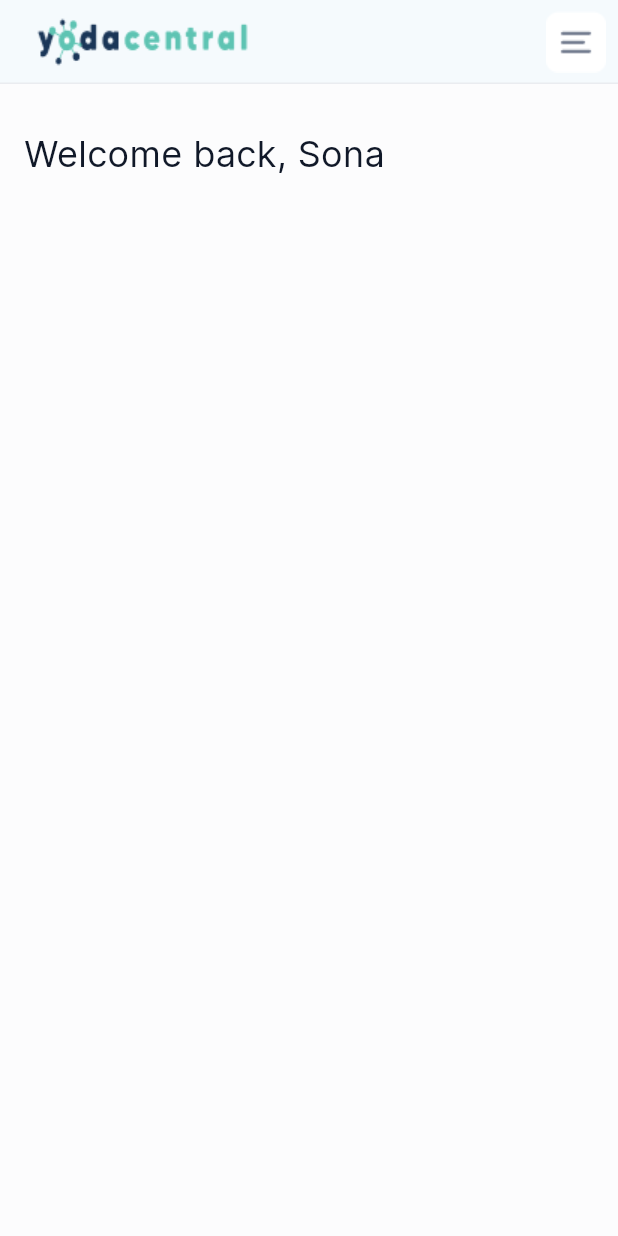
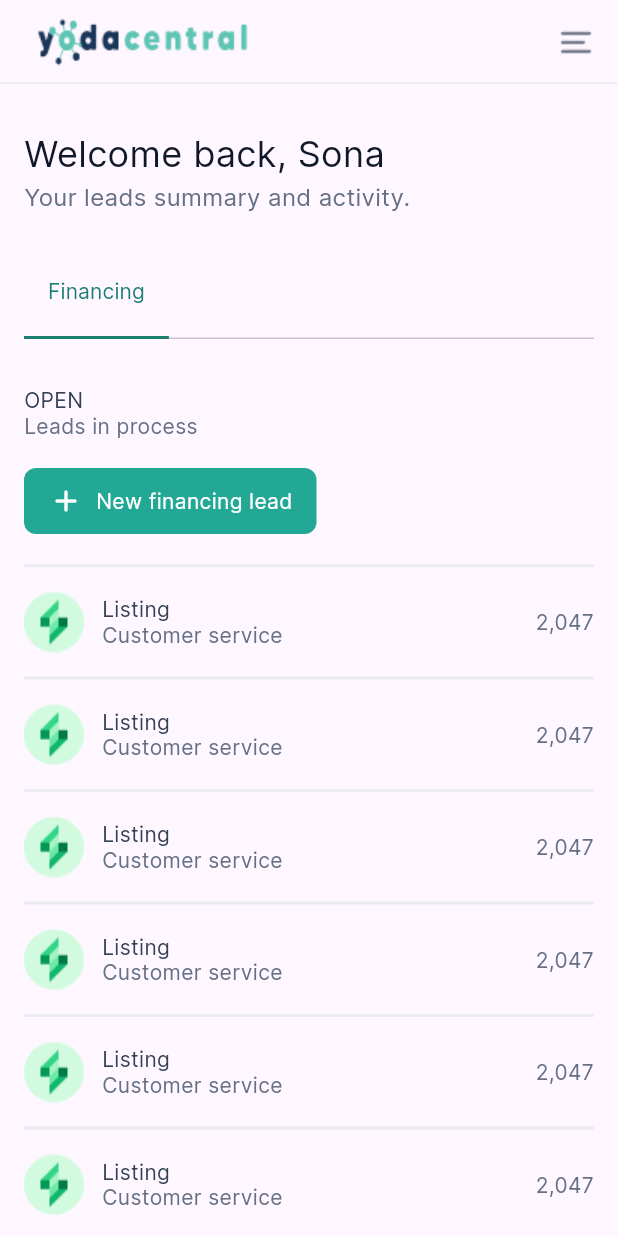
Before and after one commit to sonex23/yodacentral_sona, a Flutter app: the screen it shows after launch, on a phone screen of 412 x 824 dp. Run offline on Flutter 3.47's test engine with Material 3 defaults, Android fonts, the phone set to English and light mode, and no system bars; our stand-ins replace dio, firebase_core, get_it, go_router; accounts and stored records are empty.

Commit message:
done homepage

```diff
--- /dev/null
+++ b/lib/core/service/servive_locator.dart
@@ -0,0 +1,20 @@
+import 'package:get_it/get_it.dart';
+import 'package:yodacentral_sona/misc/router/router.dart';
+import 'package:dio/dio.dart';
+
+final app = GetIt.instance;
+
+void setUpServices() async {
+  app.registerLazySingleton(() => MainRouter());
+  // ..registerLazySingleton(
+  //   () => Dio(
+  //     BaseOptions(
+  //       contentType: "application/json",
+  //       baseUrl: UrlConstant.basUrl,
+  //     ),
+  //   ),
+  // )
+  // ..registerLazySingleton(() => RestClient(app<Dio>()))
+  // ..registerLazySingleton(() => HomeRepository(restClient: app<RestClient>(), hiveClient: app<HiveClient>()))
+  // ..registerLazySingleton(() => HiveClient());
+}
--- /dev/null
+++ b/lib/feature/financing_lead/registration_number_page.dart
@@ -0,0 +1,62 @@
+import 'package:flutter/material.dart';
+import 'package:yodacentral_sona/misc/utils/palette.dart';
+
+class RegistrationNumberPage extends StatelessWidget {
+  const RegistrationNumberPage({super.key});
+
+  @override
+  Widget build(BuildContext context) {
+    return Scaffold(
+      body: SafeArea(
+        child: Padding(
+          padding: const EdgeInsets.symmetric(horizontal: 16),
+          child: Column(
+            crossAxisAlignment: CrossAxisAlignment.start,
+            children: [
+              const SizedBox(
+                height: 32,
+              ),
+              Row(
+                crossAxisAlignment: CrossAxisAlignment.center,
+                children: [
+                  const Icon(
+                    Icons.arrow_back_rounded,
+                    color: Palette.primary700,
+                    size: 20,
+                  ),
+                  const SizedBox(
+                    width: 8,
+                  ),
+                  Text(
+                    'Home',
+                    style: Theme.of(context).typography.black.displaySmall!.copyWith(
+                          color: Palette.primary700,
+                        ),
+                  ),
+                ],
+              ),
+              const SizedBox(
+                height: 20,
+              ),
+              Text(
+                'Registration number*',
+                style: Theme.of(context).typography.black.displayLarge,
+              ),
+              const SizedBox(
+                height: 4,
+              ),
+              Text(
+                'Please insert vehicle registration number.',
+                style: Theme.of(context).typography.black.displaySmall!.copyWith(
+                      color: Palette.gray500,
+                      fontSize: 16,
+                      fontWeight: FontWeight.w400,
+                    ),
+              ),
+            ],
+          ),
+        ),
+      ),
+    );
+  }
+}
--- /dev/null
+++ b/lib/feature/home/home_page.dart
@@ -0,0 +1,275 @@
+import 'package:flutter/material.dart';
+import 'package:flutter/services.dart';
+import 'package:go_router/go_router.dart';
+import 'package:yodacentral_sona/misc/utils/palette.dart';
+import 'package:yodacentral_sona/misc/utils/router_constant.dart';
+import 'package:yodacentral_sona/widget/primary_button.dart';
+
+class HomePage extends StatefulWidget {
+  const HomePage({
+    super.key,
+  });
+
+  @override
+  State<HomePage> createState() => _HomePageState();
+}
+
+class _HomePageState extends State<HomePage> {
+  @override
+  Widget build(BuildContext context) {
+    return Scaffold(
+      appBar: AppBar(
+        title: Padding(
+          padding: const EdgeInsets.only(left: 8),
+          child: Image.asset(
+            'assets/images/logo.png',
+          ),
+        ),
+        scrolledUnderElevation: 0,
+        shape: const Border(
+          bottom: BorderSide(
+            color: Palette.gray200,
+            width: 1,
+          ),
+        ),
+        actions: [
+          Image.asset('assets/images/menu.png'),
+          const SizedBox(
+            width: 16,
+          ),
+        ],
+      ),
+      body: Padding(
+        padding: const EdgeInsets.symmetric(horizontal: 16),
+        child: ListView(
+          children: [
+            const SizedBox(
+              height: 32,
+            ),
+            Text(
+              'Welcome back, Sona',
+              style: Theme.of(context).typography.black.displayLarge,
+            ),
+            const SizedBox(
+              height: 4,
+            ),
+            Text(
+              'Your leads summary and activity.',
+              style: Theme.of(context).typography.black.displaySmall!.copyWith(
+                    fontSize: 16,
+                    fontWeight: FontWeight.w400,
+                    color: const Color(0xff667085),
+                  ),
+            ),
+            const SizedBox(
+              height: 24,
+            ),
+            DefaultTabController(
+              initialIndex: 0,
+              length: 1,
+              child: Column(
+                crossAxisAlignment: CrossAxisAlignment.start,
+                children: [
+                  TabBar(
+                    isScrollable: true,
+                    tabAlignment: TabAlignment.start,
+                    indicatorSize: TabBarIndicatorSize.tab,
+                    indicatorColor: Palette.primary700,
+                    labelStyle: Theme.of(context).typography.black.displaySmall!.copyWith(
+                          color: Palette.primary700,
+                        ),
+                    tabs: const [
+                      Tab(
+                        text: 'Financing',
+                        height: 60,
+                      ),
+                    ],
+                  ),
+                  const SizedBox(
+                    height: 32,
+                  ),
+                  IndexedStack(
+                    index: 0,
+                    children: [
+                      Column(
+                        crossAxisAlignment: CrossAxisAlignment.start,
+                        children: [
+                          Text(
+                            'OPEN',
+                            style: Theme.of(context).typography.black.displaySmall!.copyWith(
+                                  color: Palette.gray700,
+                                ),
+                          ),
+                          Text(
+                            'Leads in process',
+                            style: Theme.of(context).typography.black.displaySmall!.copyWith(
+                                  color: Palette.gray500,
+                                  fontSize: 14,
+                                ),
+                          ),
+                          const SizedBox(
+                            height: 20,
+                          ),
+                          PrimaryButton(
+                            'New financing lead',
+                            icon: const Icon(
+                              Icons.add_rounded,
+                              color: Colors.white,
+                            ),
+                            onTap: () {
+                              context.pushNamed(registrationNumberRouteName);
+                            },
+                          ),
+                          const SizedBox(
+                            height: 20,
+                          ),
+                          const Divider(
+                            color: Palette.gray200,
+                            height: 1,
+                            thickness: 1,
+                          ),
+                          ListView.builder(
+                            shrinkWrap: true,
+                            physics: const NeverScrollableScrollPhysics(),
+                            itemCount: 6,
+                            itemBuilder: (context, index) {
+                              return GestureDetector(
+                                child: Container(
+                                  padding: const EdgeInsets.symmetric(
+                                    vertical: 16,
+                                  ),
+                                  decoration: const BoxDecoration(
+                                    border: Border.symmetric(
+                                      horizontal: BorderSide(color: Palette.gray200),
+                                    ),
+                                  ),
+                                  child: Row(
+                                    children: [
+                                      Image.asset(
+                                        'assets/images/icon_green.png',
+                                      ),
+                                      const SizedBox(
+                                        width: 12,
+                                      ),
+                                      Expanded(
+                                        child: Column(
+                                          crossAxisAlignment: CrossAxisAlignment.start,
+                                          children: [
+                                            Text(
+                                              'Listing',
+                                              style: Theme.of(context).typography.black.displaySmall!.copyWith(
+                                                    color: Palette.gray700,
+                                                  ),
+                                            ),
+                                            Text(
+                                              'Customer service',
+                                              style: Theme.of(context).typography.black.displaySmall!.copyWith(
+                                                    color: Palette.gray500,
+                                                    fontWeight: FontWeight.w400,
+                                                  ),
+                                            ),
+                                          ],
+                                        ),
+                                      ),
+                                      Text(
+                                        '2,047',
+                                        style: Theme.of(context).typography.black.displaySmall!.copyWith(
+                                              color: Palette.gray500,
+                                            ),
+                                      )
+                                    ],
+                                  ),
+                                ),
+                              );
+                            },
+                          ),
+                          const SizedBox(
+                            height: 24,
+                          ),
+                          Text(
+                            'CLOSED',
+                            style: Theme.of(context).typography.black.displaySmall!.copyWith(
+                                  color: Palette.gray700,
+                                ),
+                          ),
+                          Text(
+                            'Leads complete',
+                            style: Theme.of(context).typography.black.displaySmall!.copyWith(
+                                  color: Palette.gray500,
+                                  fontSize: 14,
+                                ),
+                          ),
+                          const SizedBox(
+                            height: 20,
+                          ),
+                          ListView.builder(
+                            shrinkWrap: true,
+                            physics: const NeverScrollableScrollPhysics(),
+                            itemCount: 3,
+                            itemBuilder: (context, index) {
+                              return GestureDetector(
+                                child: Container(
+                                  padding: const EdgeInsets.symmetric(
+                                    vertical: 16,
+                                  ),
+                                  decoration: const BoxDecoration(
+                                    border: Border.symmetric(
+                                      horizontal: BorderSide(color: Palette.gray200),
+                                    ),
+                                  ),
+                                  child: Row(
+                                    children: [
+                                      Image.asset(
+                                        'assets/images/icon_blue.png',
+                                      ),
+                                      const SizedBox(
+                                        width: 12,
+                                      ),
+                                      Expanded(
+                                        child: Column(
+                                          crossAxisAlignment: CrossAxisAlignment.start,
+                                          children: [
+                                            Text(
+                                              'Purchasing order',
+                                              style: Theme.of(context).typography.black.displaySmall!.copyWith(
+                                                    color: Palette.gray700,
+                                                  ),
+                                            ),
+                                            Text(
+                                              'Marketing officer',
+                                              style: Theme.of(context).typography.black.displaySmall!.copyWith(
+                                                    color: Palette.gray500,
+                                                    fontWeight: FontWeight.w400,
+                                                  ),
+                                            ),
+                                          ],
+                                        ),
+                                      ),
+                                      Text(
+                                        '2,047',
+                                        style: Theme.of(context).typography.black.displaySmall!.copyWith(
+                                              color: Palette.gray500,
+                                            ),
+                                      )
+                                    ],
+                                  ),
+                                ),
+                              );
+                            },
+                          ),
+                          const SizedBox(
+                            height: 48,
+                          )
+                        ],
+                      ),
+                    ],
+                  ),
+                ],
+              ),
+            ),
+          ],
+        ),
+      ),
+    );
+  }
+}
--- a/lib/main.dart
+++ b/lib/main.dart
@@ -1,6 +1,16 @@
+import 'package:firebase_core/firebase_core.dart';
 import 'package:flutter/material.dart';
+import 'package:yodacentral_sona/core/service/servive_locator.dart';
+import 'package:yodacentral_sona/firebase_options.dart';
+import 'package:yodacentral_sona/misc/router/router.dart';
+import 'package:yodacentral_sona/misc/utils/palette.dart';
 
-void main() {
+void main() async {
+  WidgetsFlutterBinding.ensureInitialized();
+  await Firebase.initializeApp(
+    options: DefaultFirebaseOptions.currentPlatform,
+  );
+  setUpServices();
   runApp(const MyApp());
 }
 
@@ -10,16 +20,11 @@ class MyApp extends StatelessWidget {
   // This widget is the root of your application.
   @override
   Widget build(BuildContext context) {
-    return MaterialApp(
+    return MaterialApp.router(
+      routerConfig: app<MainRouter>().router,
       title: 'Yodacentral Sona',
       debugShowCheckedModeBanner: false,
       theme: ThemeData(
-        colorScheme: ColorScheme.fromSeed(
-          seedColor: const Color(0xffFCFCFD),
-          background: const Color(0xffFCFCFD),
-          shadow: const Color(0xffEAECF0),
-          primary: const Color(0xff101828),
-        ),
         useMaterial3: true,
         typography: Typography(
           black: const TextTheme(
@@ -27,74 +32,21 @@ class MyApp extends StatelessWidget {
               fontFamily: 'Inter',
               fontSize: 24,
               fontWeight: FontWeight.w500,
-              color: Color(0xff101828),
+              color: Palette.gray900,
             ),
             displayMedium: TextStyle(
               fontFamily: 'Inter',
               fontSize: 18,
               fontWeight: FontWeight.w500,
-              color: Color(0xff101828),
+              color: Palette.gray900,
             ),
             displaySmall: TextStyle(
               fontFamily: 'Inter',
               fontSize: 14,
               fontWeight: FontWeight.w500,
-              color: Color(0xff101828),
+              color: Palette.gray900,
             ),
           ),
-        ),
-      ),
-      home: const HomePage(),
-    );
-  }
-}
-
-class HomePage extends StatefulWidget {
-  const HomePage({
-    super.key,
-  });
-
-  @override
-  State<HomePage> createState() => _HomePageState();
-}
-
-class _HomePageState extends State<HomePage> {
-  @override
-  Widget build(BuildContext context) {
-    return Scaffold(
-      backgroundColor: Theme.of(context).colorScheme.background,
-      appBar: AppBar(
-        title: Padding(
-          padding: const EdgeInsets.only(left: 8),
-          child: Image.asset(
-            'assets/images/logo.png',
-          ),
-        ),
-        shape: Border(
-          bottom: BorderSide(
-            color: Theme.of(context).colorScheme.shadow,
-            width: 1,
-          ),
-        ),
-        actions: [
-          Image.asset('assets/images/nav.png'),
-          const SizedBox(
-            width: 8,
-          ),
-        ],
-      ),
-      body: Padding(
-        padding: const EdgeInsets.symmetric(horizontal: 16),
-        child: ListView(
-          children: [
-            const SizedBox(
-              height: 32,
-            ),
-            Text(
-              'Welcome back, Sona',
-              style: Theme.of(context).typography.black.displayLarge,
-            )
-          ],
         ),
       ),
     );
--- /dev/null
+++ b/lib/misc/router/router.dart
@@ -0,0 +1,29 @@
+import 'package:flutter/material.dart';
+import 'package:go_router/go_router.dart';
+import 'package:yodacentral_sona/feature/financing_lead/registration_number_page.dart';
+import 'package:yodacentral_sona/feature/home/home_page.dart';
+import 'package:yodacentral_sona/misc/utils/router_constant.dart';
+
+class MainRouter {
+  late final router = GoRouter(
+    initialLocation: homeRouteName,
+    routes: [
+      GoRoute(
+        path: homeRouteName,
+        name: homeRouteName,
+        pageBuilder: (context, state) => MaterialPage(
+          key: state.pageKey,
+          child: const HomePage(),
+        ),
+      ),
+      GoRoute(
+        path: registrationNumberRouteName,
+        name: registrationNumberRouteName,
+        pageBuilder: (context, state) => MaterialPage(
+          key: state.pageKey,
+          child: const RegistrationNumberPage(),
+        ),
+      ),
+    ],
+  );
+}
--- /dev/null
+++ b/lib/misc/utils/palette.dart
@@ -0,0 +1,11 @@
+import 'package:flutter/material.dart';
+
+class Palette {
+  static const backGroundColor = Color(0xffFCFCFD);
+  static const primary700 = Color(0xff1B7E71);
+  static const primary600 = Color(0xff24A896);
+  static const gray200 = Color(0xffEAECF0);
+  static const gray500 = Color(0xff667085);
+  static const gray700 = Color(0xff344054);
+  static const gray900 = Color(0xff101828);
+}
--- /dev/null
+++ b/lib/misc/utils/router_constant.dart
@@ -0,0 +1,2 @@
+const String homeRouteName = '/home';
+const String registrationNumberRouteName = '/registration-number';
--- /dev/null
+++ b/lib/widget/primary_button.dart
@@ -0,0 +1,44 @@
+import 'package:flutter/material.dart';
+import 'package:yodacentral_sona/misc/utils/palette.dart';
+
+class PrimaryButton extends StatelessWidget {
+  final Widget? icon;
+  final String text;
+  final VoidCallback onTap;
+  const PrimaryButton(
+    this.text, {
+    this.icon,
+    required this.onTap,
+    super.key,
+  });
+
+  @override
+  Widget build(BuildContext context) {
+    return InkWell(
+      onTap: onTap,
+      child: Container(
+        padding: const EdgeInsets.symmetric(
+          horizontal: 16,
+          vertical: 10,
+        ),
+        decoration: BoxDecoration(color: Palette.primary600, borderRadius: BorderRadius.circular(8)),
+        child: Row(
+          mainAxisSize: icon == null ? MainAxisSize.max : MainAxisSize.min,
+          mainAxisAlignment: icon != null ? MainAxisAlignment.spaceBetween : MainAxisAlignment.center,
+          children: [
+            icon ?? const SizedBox(),
+            SizedBox(
+              width: icon == null ? 0 : 8,
+            ),
+            Text(
+              text,
+              style: Theme.of(context).typography.black.displaySmall!.copyWith(
+                    color: Colors.white,
+                  ),
+            )
+          ],
+        ),
+      ),
+    );
+  }
+}
```
Also changed, not shown: pubspec.yaml (+9 -0 lines), assets/images/icon_green.png (renamed from assets/images/Avatar.png), assets/images/menu.png (added), assets/images/nav.png (deleted), lib/firebase_options.dart (added), pubspec.lock, 8 other files.
